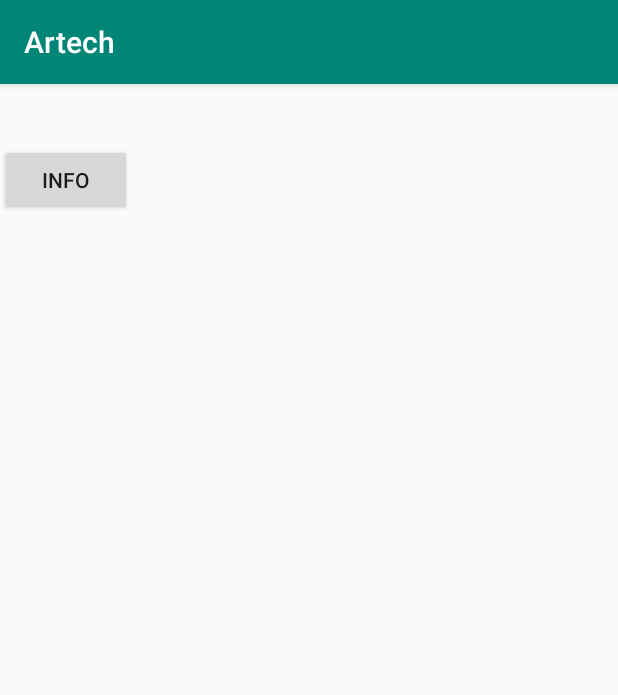
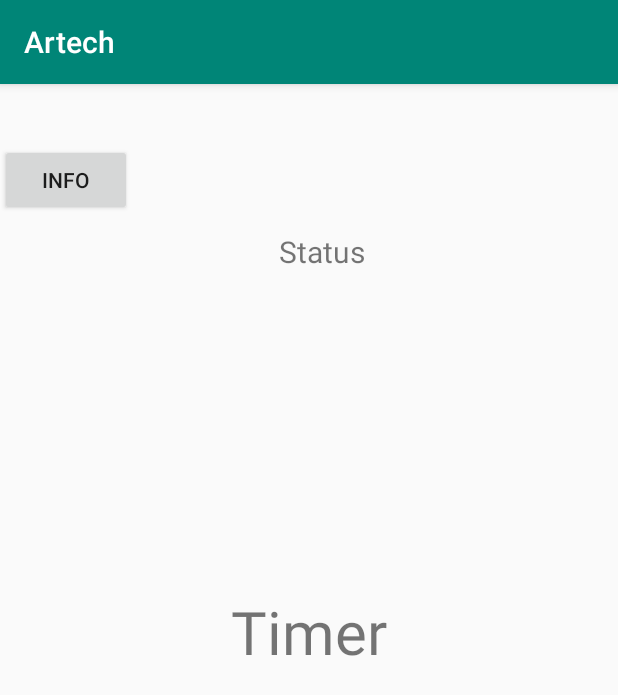
Before and after one commit to caja1694/Artech, an Android app: the screen it shows after launch (MainActivity), on a phone screen of 412 x 824 dp. Shown: the top 695 px of the screen. Run offline under Robolectric (Android 15) with nearby library versions, the phone set to English and light mode, and no system bars; our stand-ins replace Firebase (no records; nobody signed in at launch, a user with empty details on screens opened directly).

Commit message:
Final commit

```diff
--- a/app/src/main/java/caja1694/students/ju/se/artech/BluetoothConnector.java
+++ b/app/src/main/java/caja1694/students/ju/se/artech/BluetoothConnector.java
@@ -61,7 +61,6 @@ public class BluetoothConnector {
                 Log.d(TAG, "run: connect thread failed" + e.getMessage());
             }
             btSocket = tempSocket;
-            //btAdapter.cancelDiscovery();
 
             try {
                 Log.d(TAG, "run: Connect thread trying to connect to btSocket...");
@@ -78,8 +77,7 @@ public class BluetoothConnector {
             } catch (NullPointerException e){
                 Log.d(TAG, "run: No bluetooth connection" + e.getMessage());
             }
-            connected(btSocket, btDevice);  // Put this inside try block and set intent to
-                                            // brodcaster in main in catch to allow user to try and reConnect
+            connected(btSocket, btDevice);
         }
         public void cancel(){
             try {
@@ -119,7 +117,7 @@ public class BluetoothConnector {
             try {
                 progressDialog.dismiss();
             }catch (NullPointerException e){
-                Log.d(TAG, "ThreadConnected: Trying to dismiss dialogbox, nothing to worry about.");
+                Log.d(TAG, "ThreadConnected: Trying to dismiss dialog box, nothing to worry about.");
             }
 
             try{
--- a/app/src/main/java/caja1694/students/ju/se/artech/DatabaseManager.java
+++ b/app/src/main/java/caja1694/students/ju/se/artech/DatabaseManager.java
@@ -32,7 +32,7 @@ public class DatabaseManager {
         getUserRef().child("log").child("Shift time").setValue(time);
     }
     public void setRadiationExposure(String radiationExposure){
-        getUserRef().child("Radiation exposure").setValue(radiationExposure);
+        getUserRef().child("Reactor output level change").push().setValue(radiationExposure);
     }
 
     public DatabaseReference getBaseReference() {
--- a/app/src/main/java/caja1694/students/ju/se/artech/HistoryActivity.java
+++ b/app/src/main/java/caja1694/students/ju/se/artech/HistoryActivity.java
@@ -71,9 +71,6 @@ public class HistoryActivity extends AppCompatActivity {
                     } catch (NullPointerException e){
                         Log.d(TAG, "onDataChange: " + e.getMessage());
                     }
-                    //if(date.equals(currentDate)){
-                      //  initRecyclerViewAdapter();
-                    //}
                 }
                 initRecyclerViewAdapter();
             }
--- a/app/src/main/java/caja1694/students/ju/se/artech/MainActivity.java
+++ b/app/src/main/java/caja1694/students/ju/se/artech/MainActivity.java
@@ -8,8 +8,6 @@ import androidx.localbroadcastmanager.content.LocalBroadcastManager;
 import android.annotation.TargetApi;
 import android.bluetooth.BluetoothAdapter;
 import android.bluetooth.BluetoothDevice;
-import android.bluetooth.BluetoothServerSocket;
-import android.bluetooth.BluetoothSocket;
 import android.content.BroadcastReceiver;
 import android.content.Context;
 import android.content.Intent;
@@ -37,11 +35,7 @@ import java.util.UUID;
 public class MainActivity extends AppCompatActivity {
 	final static String TAG = "MainActivity";
 
-	final static String JacobsMacbook = "98:01:A7:BE:EF:4E";
 	final static String HC06 = "98:D3:81:FD:46:DA";
-	final static String FabiansIphone = "74:B5:87:A9:48:68";
-	final static String DennisAndroid = "7C:A1:77:72:BE:42";
-	final static String MariasIphone = "A4:D9:31:4A:6D:F0";
 	final static long ONE_SECOND = 1000;
 
 	final static double BREAK_ROOM = 0.1;
@@ -71,9 +65,7 @@ public class MainActivity extends AppCompatActivity {
 
 	// Buttons
 	Button reConnectButton;
-	Button clockInButton;
-	Button sendButton;
-	Button historyAcitivity;
+	Button historyActivity;
 
 	// Bluetooth
 	BluetoothAdapter btAdapter;
@@ -84,7 +76,7 @@ public class MainActivity extends AppCompatActivity {
 	// Time
 	CountDownTimer mCountDownTimer;
 	TimeKeeper timeKeeper;
-	String currentDate = LocalDate.now().toString();//"2019-09-22";
+	String currentDate = LocalDate.now().toString();
 	long startTime;
 	long totalTimePast;
 
@@ -96,16 +88,16 @@ public class MainActivity extends AppCompatActivity {
 				final int state = intent.getIntExtra(BluetoothAdapter.EXTRA_STATE, btAdapter.ERROR);
 				switch (state){
 					case BluetoothAdapter.STATE_OFF:
-						Log.d(TAG, "onReceive: BT STATE OFF");
+						Log.d(TAG, "BroadcastReceiver: BT STATE OFF");
 						reConnectButton.setVisibility(View.VISIBLE);
 						Toast.makeText(MainActivity.this,R.string.Bluetooth_off_message, Toast.LENGTH_LONG).show();
 						break;
 					case BluetoothAdapter.STATE_TURNING_OFF:
-						Log.d(TAG, "brodCastReciever1: BT STATE TURNINF OFF");
+						Log.d(TAG, "brodCastReceiver1: BT STATE TURNINF OFF");
 						break;
 
 					case BluetoothAdapter.STATE_ON:
-						Log.d(TAG, "brodCastReciever1: BT STATE ON");
+						Log.d(TAG, "brodCastReceiver1: BT STATE ON");
 						reConnectButton.setVisibility(View.GONE);
 						startConnection();
 						break;
@@ -176,11 +168,9 @@ public class MainActivity extends AppCompatActivity {
 		warning = new Warning();
 
 		valueEventListener();
-		clockFunction();
 		enableBluetooth();
 		reConnectBtn();
 		changeActivity();
-		tester(); // Only for testing sending messages, should  be removed,
 
 		LocalBroadcastManager.getInstance(this).registerReceiver(dataReceiver, new IntentFilter("incomingData"));
 
@@ -192,8 +182,8 @@ public class MainActivity extends AppCompatActivity {
 	}
 
 	private void changeActivity(){
-		historyAcitivity = findViewById(R.id.historyButton);
-		historyAcitivity.setOnClickListener(new View.OnClickListener() {
+		historyActivity = findViewById(R.id.historyButton);
+		historyActivity.setOnClickListener(new View.OnClickListener() {
 			@Override
 			public void onClick(View v) {
 				Intent intent = new Intent(MainActivity.this, HistoryActivity.class);
@@ -204,23 +194,6 @@ public class MainActivity extends AppCompatActivity {
 	public void startBTConnection(BluetoothDevice device, UUID uuid){
 		Log.d(TAG, "startConnection: Innitialize bt connection");
 		btConnector.startClient(device, uuid);
-	}
-
-	// Tester, press the button to do something
-	private void tester(){
-		sendButton = findViewById(R.id.send_message_button);
-		sendButton.setVisibility(View.GONE);
-		sendButton.setText("Send");
-		sendButton.setOnClickListener(new View.OnClickListener() {
-			@Override
-			public void onClick(View v) {
-				// Write code for testing something
-				//radiation.setRoomCoefficient(REACTOR_ROOM);
-				//reCalculateTimeLeftInMillis();
-				send("w");
-				//radiationLevelChange(radiation.getReactorOutputPerSecond()*3);
-			}
-		});
 	}
 
 	private void reConnectBtn(){
@@ -261,17 +234,22 @@ public class MainActivity extends AppCompatActivity {
 	}
 
 	public void checkForInterValWarning(){
-		// Make sure invervall warnings get sent if we jump past a certain time.. With maybe boolean warning 1 / 2 / 3 sent = true / false;
-		long timeLeftInseconds = timeKeeper.timeLeftInSeconds();
-		if(timeLeftInseconds <= 600 && timeLeftInseconds >= 300 && !warning1Sent){
+		long timeLeftInSeconds = timeKeeper.timeLeftInSeconds();
+		if (timeLeftInSeconds > 600){
+			warning1Sent = false;
+			warning2Sent = false;
+			warning3Sent = false;
+		}
+
+		if(timeLeftInSeconds <= 600 && timeLeftInSeconds >= 300 && !warning1Sent){
 			warning.createIntervalWarning("10").sendWarning(MainActivity.this);
 			warning1Sent = true;
 		}
-		if(timeLeftInseconds <= 300 && timeLeftInseconds >= 60 && !warning2Sent){
+		if(timeLeftInSeconds <= 300 && timeLeftInSeconds >= 60 && !warning2Sent){
 			warning.createIntervalWarning("5").sendWarning(MainActivity.this);
 			warning2Sent = true;
 		}
-		if(timeLeftInseconds <= 60 && timeLeftInseconds >= 1 && !warning3Sent) {
+		if(timeLeftInSeconds <= 60 && timeLeftInSeconds >= 1 && !warning3Sent) {
 			warning.createIntervalWarning("1").sendWarning(MainActivity.this);
 			warning3Sent = true;
 		}
@@ -301,7 +279,7 @@ public class MainActivity extends AppCompatActivity {
 				if(isClockedIn){
 					dbManager.setStatus(OverstayedStatus);
 					dbManager.setLog(getCurrentTime(), "Overstayed the radiation limit");
-					send("w"); // Send warning to BT device
+					sendMessage("w"); // Send warning to BT device
 				}
 			}
 		}.start();
@@ -322,17 +300,6 @@ public class MainActivity extends AppCompatActivity {
 		textView.setText(text);
 	}
 
-	private void clockFunction() {
-		clockInButton = findViewById(R.id.clock_in_button);
-		clockInButton.setVisibility(View.GONE); // This function should be removed
-		clockInButton.setOnClickListener(new View.OnClickListener() {
-			@Override
-			public void onClick(View v) {
-				if (isClockedIn) { clockOut(); }
-				else { clockIn(); }
-			}
-		});
-	}
 	public void clockIn(){
 		if(!isClockedIn) {
 			isClockedIn = true;
@@ -401,7 +368,7 @@ public class MainActivity extends AppCompatActivity {
 				Log.d(TAG, "startConnection: IOException" + e);
 			}
 	}
-	public void send(String message){
+	public void sendMessage(String message){
 		Log.d(TAG, "MainActivity sending: ''" + message + "''");
 		byte [] bytes = message.getBytes(Charset.defaultCharset());
 		btConnector.write(bytes);
@@ -413,7 +380,7 @@ public class MainActivity extends AppCompatActivity {
 					Log.d(TAG, "handleIncomingData: data > 1: " + Double.valueOf(data));
 					radiationLevelChange(Double.valueOf(data));
 				} catch (NumberFormatException e){
-					Log.d(TAG, "handleIncomingData: NumberFormatException: got: " + data + "expected: Digits only");
+					Log.d(TAG, "handleIncomingData: NumberFormatException, got: " + data + " expected: Digits only");
 				}
 			}
 			switch (data) {
@@ -471,6 +438,7 @@ public class MainActivity extends AppCompatActivity {
 		if(isClockedIn) {
 			radiation.setReactorOutputPerSecond(radiationLevel);
 			reCalculateTimeLeftInMillis();
+			dbManager.setRadiationExposure(String.valueOf(radiationLevel));
 		}
 	}
 
--- a/app/src/main/java/caja1694/students/ju/se/artech/TimeKeeper.java
+++ b/app/src/main/java/caja1694/students/ju/se/artech/TimeKeeper.java
@@ -6,8 +6,6 @@ public class TimeKeeper extends AppCompatActivity {
 
     private long startTimeInMillis;
     private long timeLeftInMillis;
-
-    public TimeKeeper(){}
 
     public TimeKeeper(long startTimeInMillis) {
         this.startTimeInMillis = startTimeInMillis;
--- a/app/src/main/res/layout/activity_main.xml
+++ b/app/src/main/res/layout/activity_main.xml
@@ -29,26 +29,9 @@
         android:layout_marginStart="153dp"
         android:layout_marginTop="338dp"
         android:layout_marginEnd="154dp"
-        android:layout_marginBottom="172dp"
         android:gravity="center"
         android:text="Timer"
         android:textSize="40dp"
-        app:layout_constraintBottom_toTopOf="@+id/clock_in_button"
-        app:layout_constraintEnd_toEndOf="parent"
-        app:layout_constraintStart_toStartOf="parent"
-        app:layout_constraintTop_toTopOf="parent" />
-
-    <Button
-        android:id="@+id/clock_in_button"
-        android:layout_width="wrap_content"
-        android:layout_height="wrap_content"
-        android:layout_marginStart="162dp"
-        android:layout_marginTop="564dp"
-        android:layout_marginEnd="161dp"
-        android:layout_marginBottom="119dp"
-        android:text="@string/Clock"
-        android:textSize="20dp"
-        app:layout_constraintBottom_toBottomOf="parent"
         app:layout_constraintEnd_toEndOf="parent"
         app:layout_constraintStart_toStartOf="parent"
         app:layout_constraintTop_toTopOf="parent" />
@@ -69,20 +52,6 @@
         app:layout_constraintTop_toTopOf="parent" />
 
     <Button
-        android:id="@+id/send_message_button"
-        android:layout_width="wrap_content"
-        android:layout_height="wrap_content"
-        android:layout_marginStart="283dp"
-        android:layout_marginTop="242dp"
-        android:layout_marginEnd="40dp"
-        android:layout_marginBottom="322dp"
-        android:text="Button"
-        app:layout_constraintBottom_toTopOf="@+id/connect_button"
-        app:layout_constraintEnd_toEndOf="parent"
-        app:layout_constraintStart_toStartOf="parent"
-        app:layout_constraintTop_toTopOf="parent" />
-
-    <Button
         android:id="@+id/historyButton"
         android:layout_width="wrap_content"
         android:layout_height="wrap_content"
```
Also changed, not shown: app/src/main/java/caja1694/students/ju/se/artech/Radiation.java (+1 -15 lines).
